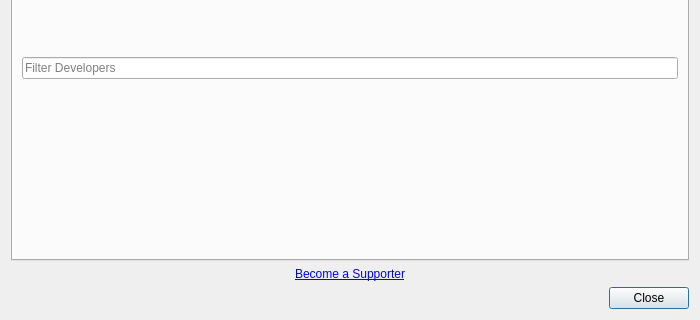
This is src/windows/ui/credits.ui in OpenShot/openshot-qt as Qt 5 draws it before an edit; both pictures show x 0 to 700 and y 160 to 480 of the 700 by 480 pixel window. The edited form follows.
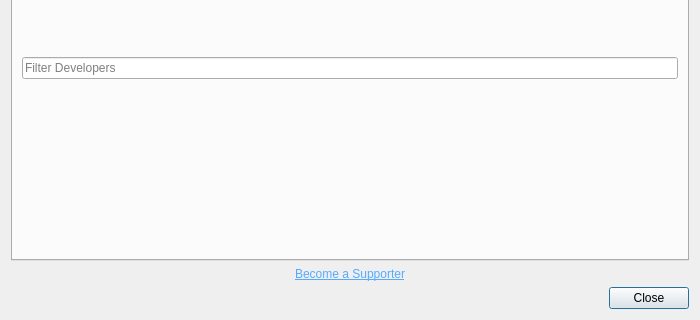
This is the edited form. Icons and pictures are not drawn.

Commit message: Fixed an issue with changing profiles, not updating certain timeline and libopenshot properties.

What changed in the file:
```diff
--- a/src/windows/ui/credits.ui
+++ b/src/windows/ui/credits.ui
@@ -103,7 +103,7 @@
    <item>
     <widget class="QLabel" name="label">
      <property name="text">
-      <string>&lt;html&gt;&lt;head/&gt;&lt;body&gt;&lt;p align=&quot;center&quot;&gt;&lt;a href=&quot;http://www.openshot.org/donate/&quot;&gt;&lt;span style=&quot; text-decoration: underline; color:#0000ff;&quot;&gt;Become a Supporter&lt;/span&gt;&lt;/a&gt;&lt;/p&gt;&lt;/body&gt;&lt;/html&gt;</string>
+      <string>&lt;html&gt;&lt;head/&gt;&lt;body&gt;&lt;p align=&quot;center&quot;&gt;&lt;a href=&quot;http://www.openshot.org/donate/&quot;&gt;&lt;span style=&quot; text-decoration: underline; color:#55aaff;&quot;&gt;Become a Supporter&lt;/span&gt;&lt;/a&gt;&lt;/p&gt;&lt;/body&gt;&lt;/html&gt;</string>
      </property>
      <property name="textFormat">
       <enum>Qt::RichText</enum>
```
The commit also changes 2 other files.
